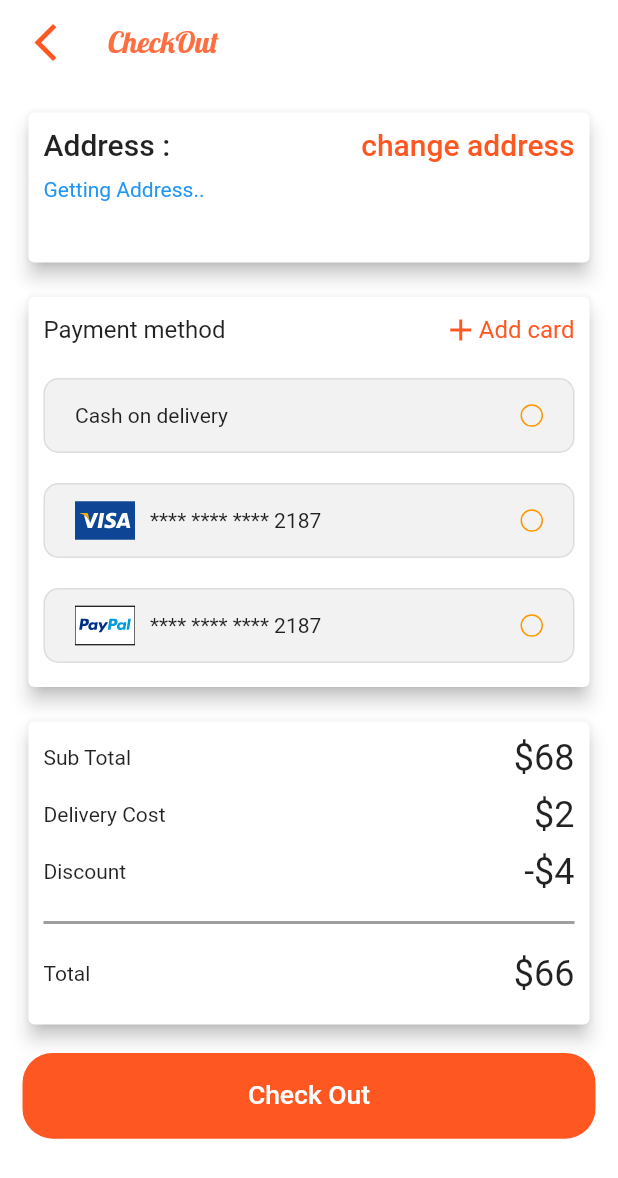
After one commit to A7medking1/elctronic_store, a Flutter app: the CheckOutScreen screen opened directly, on a phone screen of 412 x 824 dp. The commit adds this screen. Shown: the top 1178 px of the screen. Run offline on Flutter 3.47's test engine with Material 2 defaults, Android fonts, the phone set to English and light mode, and no system bars; our stand-ins replace cached_network_image, carousel_slider, dio, equatable, flutter_svg, geocoding and 6 more; accounts and stored records are empty; network calls fail.

Commit message:
checkout

```diff
--- a/lib/src/core/binding/binding.dart
+++ b/lib/src/core/binding/binding.dart
@@ -1,6 +1,7 @@
 import 'package:ecommerce_app/src/view/pages/app_layout_controller.dart';
 import 'package:ecommerce_app/src/view/pages/cart_screen/cart_controller.dart';
 import 'package:ecommerce_app/src/view/pages/category_screen/category_controller.dart';
+import 'package:ecommerce_app/src/view/pages/checkout_screen/checkout_controller.dart';
 import 'package:ecommerce_app/src/view/pages/profile_screen/profile_controller.dart';
 import 'package:get/get.dart';
 
@@ -28,5 +29,6 @@ class AppBinding extends Bindings {
     Get.lazyPut(() => ProductsController(Get.find<ProductsRepo>()));
     //Get.lazyPut(() => CartController(Get.find<ProductsRepo>()));
     // Get.lazyPut(() => SearchController(Get.find<ProductsRepo>()));
+    Get.lazyPut<CheckOutController>(() => CheckOutController());
   }
 }
--- a/lib/src/view/pages/cart_screen/cart_screen.dart
+++ b/lib/src/view/pages/cart_screen/cart_screen.dart
@@ -8,6 +8,7 @@ import 'package:get/get.dart';
 import '../../widgets/cached_image_network.dart';
 import '../../widgets/custom_app_bar.dart';
 import '../../widgets/default_button.dart';
+import '../checkout_screen/checkout_screen.dart';
 
 class CartScreen extends StatelessWidget {
   const CartScreen({Key? key}) : super(key: key);
@@ -215,7 +216,7 @@ class CartScreen extends StatelessWidget {
                         const Divider(),
                         DefaultButton(
                           text: 'Check Out',
-                          press: () {},
+                          press: () => Get.to(()=> CheckOutScreen()),
                         )
                       ],
                     ),
--- /dev/null
+++ b/lib/src/view/pages/checkout_screen/checkout_controller.dart
@@ -0,0 +1,54 @@
+import 'dart:async';
+
+import 'package:geocoding/geocoding.dart';
+import 'package:geolocator/geolocator.dart';
+import 'package:get/get.dart';
+
+class CheckOutController extends GetxController {
+  var address = 'Getting Address..'.obs;
+
+  @override
+  void onInit() async {
+    super.onInit();
+    getLocation();
+  }
+
+  @override
+  void onClose() {}
+
+  getLocation() async {
+    bool serviceEnabled;
+    LocationPermission permission;
+    serviceEnabled = await Geolocator.isLocationServiceEnabled();
+    if (!serviceEnabled) {
+      await Geolocator.openLocationSettings();
+      return await Future.error('Location services are disabled.');
+    }
+    permission = await Geolocator.checkPermission();
+    print(permission);
+    if (permission == LocationPermission.denied) {
+      permission = await Geolocator.requestPermission();
+      if (permission == LocationPermission.denied) {
+        return await Future.error('Location permissions are denied');
+      }
+    }
+    if (permission == LocationPermission.deniedForever) {
+      return await Future.error(
+          'Location permissions are permanently denied, we cannot request permissions.');
+    }
+
+    Geolocator.getCurrentPosition().then((value) {
+      getAddressFromLatLang(value);
+    });
+  }
+
+  Future<void> getAddressFromLatLang(Position position) async {
+    List<Placemark> placeMark = await placemarkFromCoordinates(
+        position.latitude, position.longitude,
+        localeIdentifier: 'en');
+    print(placeMark);
+    Placemark place = placeMark[0];
+    address.value =
+        '${place.street} -- ${place.subLocality} -- ${place.locality} -- ${place.country}';
+  }
+}
--- /dev/null
+++ b/lib/src/view/pages/checkout_screen/checkout_screen.dart
@@ -0,0 +1,328 @@
+import 'package:ecommerce_app/src/core/app_constant.dart';
+import 'package:ecommerce_app/src/view/widgets/custom_app_bar.dart';
+import 'package:flutter/material.dart';
+import 'package:flutter_svg/svg.dart';
+import 'package:get/get.dart';
+
+import '../../widgets/default_button.dart';
+import 'checkout_controller.dart';
+
+class CheckOutScreen extends GetView<CheckOutController> {
+  const CheckOutScreen({Key? key}) : super(key: key);
+
+  @override
+  Widget build(BuildContext context) {
+    Get.put<CheckOutController>(CheckOutController());
+    return Scaffold(
+      appBar: PreferredSize(
+        preferredSize: Size.fromHeight(AppBar().preferredSize.height),
+        child: const CustomAppBarWidget(
+          isCartScreen: true,
+          title: 'CheckOut',
+          leadingBack: true,
+        ),
+      ),
+      body: Padding(
+        padding: const EdgeInsets.all(
+          15.0,
+        ),
+        child: Column(
+          crossAxisAlignment: CrossAxisAlignment.start,
+          children: [
+            Card(
+              elevation: 5,
+              child: SizedBox(
+                width: double.infinity,
+                height: 100,
+                child: Padding(
+                  padding: const EdgeInsetsDirectional.only(
+                    top: 10,
+                    start: 10,
+                    end: 10,
+                  ),
+                  child: Column(
+                    crossAxisAlignment: CrossAxisAlignment.start,
+                    mainAxisAlignment: MainAxisAlignment.spaceBetween,
+                    children: [
+                      Row(
+                        mainAxisAlignment: MainAxisAlignment.spaceBetween,
+                        children: [
+                          const Text(
+                            'Address :',
+                            style: TextStyle(
+                              fontSize: 20,
+                              fontWeight: FontWeight.w500,
+                            ),
+                          ),
+                          InkWell(
+                            onTap: () {},
+                            child: Text(
+                              'change address',
+                              style: TextStyle(
+                                fontSize: 20,
+                                color: AppConstant().kPrimaryColor,
+                                fontWeight: FontWeight.w500,
+                              ),
+                            ),
+                          ),
+                        ],
+                      ),
+                      const SizedBox(
+                        height: 10,
+                      ),
+                      Expanded(
+                        child: Obx(
+                          () => Text(
+                            controller.address.value,
+                            style: const TextStyle(color: Colors.blue),
+                          ),
+                        ),
+                      ),
+                    ],
+                  ),
+                ),
+              ),
+            ),
+            const SizedBox(
+              height: 15,
+            ),
+            Card(
+              elevation: 5,
+              child: SizedBox(
+                width: double.infinity,
+                height: 260,
+                child: Padding(
+                  padding: const EdgeInsetsDirectional.only(
+                    top: 10,
+                    start: 10,
+                    end: 10,
+                  ),
+                  child: Column(
+                    crossAxisAlignment: CrossAxisAlignment.start,
+                    children: [
+                      Row(
+                        mainAxisAlignment: MainAxisAlignment.spaceBetween,
+                        children: [
+                          const Text(
+                            'Payment method',
+                            style: TextStyle(fontSize: 16),
+                          ),
+                          InkWell(
+                            onTap: () {},
+                            child: Row(
+                              children: [
+                                Icon(
+                                  Icons.add,
+                                  color: AppConstant().kPrimaryColor,
+                                ),
+                                Text(
+                                  'Add card',
+                                  style: TextStyle(
+                                    fontSize: 16,
+                                    color: AppConstant().kPrimaryColor,
+                                  ),
+                                ),
+                              ],
+                            ),
+                          ),
+                        ],
+                      ),
+                      const SizedBox(
+                        height: 20,
+                      ),
+                      PaymentCard(
+                        widget: Row(
+                          mainAxisAlignment: MainAxisAlignment.spaceBetween,
+                          children: [
+                            const Text("Cash on delivery"),
+                            Container(
+                              width: 15,
+                              height: 15,
+                              decoration: const ShapeDecoration(
+                                shape: CircleBorder(
+                                  side: BorderSide(color: Colors.orange),
+                                ),
+                              ),
+                            )
+                          ],
+                        ),
+                      ),
+                      const SizedBox(
+                        height: 20,
+                      ),
+                      PaymentCard(
+                        widget: Row(
+                          mainAxisAlignment: MainAxisAlignment.spaceBetween,
+                          children: [
+                            Row(
+                              children: [
+                                SizedBox(
+                                    width: 40,
+                                    child: SvgPicture.asset(
+                                        'assets/icons/visa.svg')),
+                                const SizedBox(
+                                  width: 10,
+                                ),
+                                const Text("**** **** **** 2187"),
+                              ],
+                            ),
+                            Container(
+                              width: 15,
+                              height: 15,
+                              decoration: const ShapeDecoration(
+                                shape: CircleBorder(
+                                  side: BorderSide(color: Colors.orange),
+                                ),
+                              ),
+                            )
+                          ],
+                        ),
+                      ),
+                      const SizedBox(
+                        height: 20,
+                      ),
+                      PaymentCard(
+                        widget: Row(
+                          mainAxisAlignment: MainAxisAlignment.spaceBetween,
+                          children: [
+                            Row(
+                              children: [
+                                SizedBox(
+                                    width: 40,
+                                    child: SvgPicture.asset(
+                                        'assets/icons/paypal.svg')),
+                                const SizedBox(
+                                  width: 10,
+                                ),
+                                const Text("**** **** **** 2187"),
+                              ],
+                            ),
+                            Container(
+                              width: 15,
+                              height: 15,
+                              decoration: const ShapeDecoration(
+                                shape: CircleBorder(
+                                  side: BorderSide(color: Colors.orange),
+                                ),
+                              ),
+                            )
+                          ],
+                        ),
+                      ),
+                    ],
+                  ),
+                ),
+              ),
+            ),
+            const SizedBox(
+              height: 15,
+            ),
+            Card(
+              elevation: 5,
+              child: Padding(
+                padding: const EdgeInsetsDirectional.only(
+                  top: 10,
+                  start: 10,
+                  end: 10,
+                ),
+                child: Column(
+                  children: [
+                    Row(
+                      mainAxisAlignment: MainAxisAlignment.spaceBetween,
+                      children: [
+                        const Text("Sub Total"),
+                        Text(
+                          "\$68",
+                          style: Theme.of(context).textTheme.headline5,
+                        )
+                      ],
+                    ),
+                    const SizedBox(
+                      height: 10,
+                    ),
+                    Row(
+                      mainAxisAlignment: MainAxisAlignment.spaceBetween,
+                      children: [
+                        const Text("Delivery Cost"),
+                        Text(
+                          "\$2",
+                          style: Theme.of(context).textTheme.headline5,
+                        )
+                      ],
+                    ),
+                    const SizedBox(
+                      height: 10,
+                    ),
+                    Row(
+                      mainAxisAlignment: MainAxisAlignment.spaceBetween,
+                      children: [
+                        const Text("Discount"),
+                        Text(
+                          "-\$4",
+                          style: Theme.of(context).textTheme.headline5,
+                        )
+                      ],
+                    ),
+                    const Divider(
+                      height: 40,
+                      color: Colors.grey,
+                      thickness: 2,
+                    ),
+                    Row(
+                      mainAxisAlignment: MainAxisAlignment.spaceBetween,
+                      children: [
+                        const Text("Total"),
+                        Text(
+                          "\$66",
+                          style: Theme.of(context).textTheme.headline5,
+                        )
+                      ],
+                    ),
+                    const SizedBox(
+                      height: 20,
+                    ),
+                  ],
+                ),
+              ),
+            ),
+            const SizedBox(
+              height: 15,
+            ),
+            DefaultButton(
+              text: 'Check Out',
+              press: () => Get.to(() => const CheckOutScreen()),
+            ),
+          ],
+        ),
+      ),
+    );
+  }
+}
+
+class PaymentCard extends StatelessWidget {
+  final Widget widget;
+
+  const PaymentCard({super.key, required this.widget});
+
+  @override
+  Widget build(BuildContext context) {
+    return Container(
+      height: 50,
+      width: double.infinity,
+      padding: const EdgeInsets.only(
+        left: 20,
+        right: 20,
+      ),
+      decoration: ShapeDecoration(
+        shape: RoundedRectangleBorder(
+          borderRadius: BorderRadius.circular(10),
+          side: BorderSide(
+            color: Colors.grey.withOpacity(0.25),
+          ),
+        ),
+        color: const Color(0xFFF2F2F2),
+      ),
+      child: widget,
+    );
+  }
+}
--- a/lib/src/view/pages/home_screen/products_controller.dart
+++ b/lib/src/view/pages/home_screen/products_controller.dart
@@ -27,6 +27,7 @@ class ProductsController extends GetxController
   void getProducts() async {
     isLoading.value = true;
     update();
+    print('get');
     final result = await productsRepo.getProducts(1);
 
     if (result.statusCode == 200) {
--- a/lib/src/view/widgets/custom_app_bar.dart
+++ b/lib/src/view/widgets/custom_app_bar.dart
@@ -65,19 +65,16 @@ class CustomAppBarWidget extends StatelessWidget {
                     ),
                     GetBuilder<CartController>(
                       init: Get.put(CartController(Get.find())),
-                      builder: (controller) =>  !controller.isLoading.value ? Positioned(
-                          child: Text(
-                        //'0'
-                         controller
-                          .cartsModel!
-                          .data
-                          .length
-                          .toString() ??
-                          ''
-                        ,
-                        style: const TextStyle(
-                            color: Colors.black, fontWeight: FontWeight.w800),
-                      )) : Center(child: const CircularProgressIndicator()),
+                      builder: (controller) => !controller.isLoading.value
+                          ? Positioned(
+                              child: Text(
+                              //'0'
+                              controller.cartsModel!.data.length.toString(),
+                              style: const TextStyle(
+                                  color: Colors.black,
+                                  fontWeight: FontWeight.w800),
+                            ))
+                          : const Center(child: CircularProgressIndicator()),
                     ),
                   ],
                 ),
--- a/pubspec.yaml
+++ b/pubspec.yaml
@@ -48,6 +48,8 @@ dependencies:
   shared_preferences: ^2.0.15
   carousel_slider: ^4.1.1
   quickalert: ^1.0.0
+  geocoding: ^2.0.5
+  geolocator: ^9.0.2
   #permission_handler: ^10.2.0
 
 dev_dependencies:
```
Also changed, not shown: assets/icons/paypal.svg (added), assets/icons/visa.svg (added), pubspec.lock, 4 other files.
